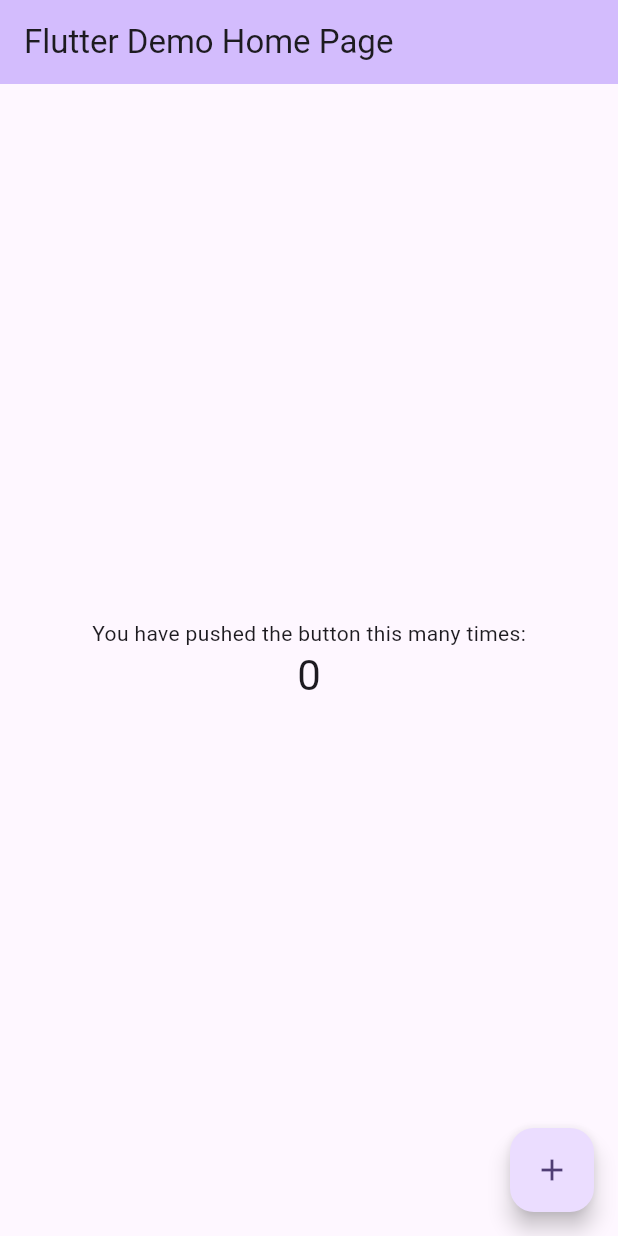
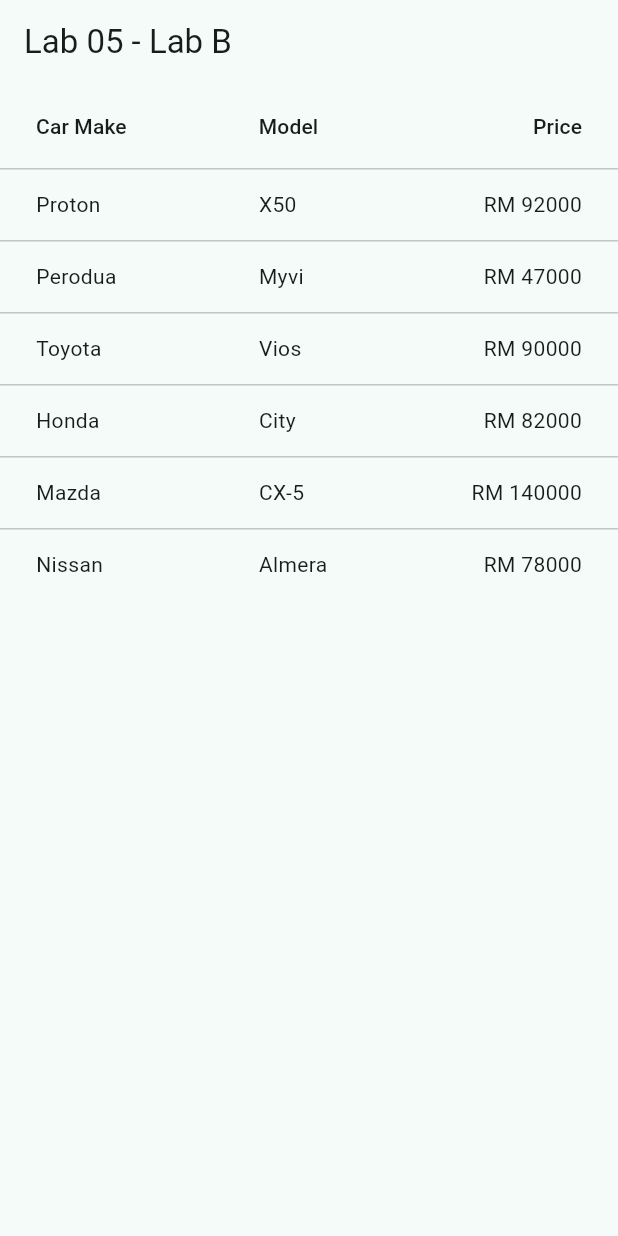
Before and after one commit to Daniellathet/TMA3084_G02_102506_Lab05_Lesson07, a Flutter app: the screen it shows after launch, on a phone screen of 412 x 824 dp. Run offline on Flutter 3.47's test engine with Material 3 defaults, Android fonts, the phone set to English and light mode, and no system bars.

Commit message:
Add Lab B: DataTable with built-in sorting

```diff
--- a/lab_b_datatable/lib/main.dart
+++ b/lab_b_datatable/lib/main.dart
@@ -7,115 +7,104 @@ void main() {
 class MyApp extends StatelessWidget {
   const MyApp({super.key});
 
-  // This widget is the root of your application.
   @override
   Widget build(BuildContext context) {
     return MaterialApp(
-      title: 'Flutter Demo',
-      theme: ThemeData(
-        // This is the theme of your application.
-        //
-        // TRY THIS: Try running your application with "flutter run". You'll see
-        // the application has a purple toolbar. Then, without quitting the app,
-        // try changing the seedColor in the colorScheme below to Colors.green
-        // and then invoke "hot reload" (save your changes or press the "hot
-        // reload" button in a Flutter-supported IDE, or press "r" if you used
-        // the command line to start the app).
-        //
-        // Notice that the counter didn't reset back to zero; the application
-        // state is not lost during the reload. To reset the state, use hot
-        // restart instead.
-        //
-        // This works for code too, not just values: Most code changes can be
-        // tested with just a hot reload.
-        colorScheme: .fromSeed(seedColor: Colors.deepPurple),
-      ),
-      home: const MyHomePage(title: 'Flutter Demo Home Page'),
+      title: 'Lab 05 Lab B',
+      debugShowCheckedModeBanner: false,
+      theme: ThemeData(colorSchemeSeed: Colors.teal, useMaterial3: true),
+      home: const CarTablePage(),
     );
   }
 }
 
-class MyHomePage extends StatefulWidget {
-  const MyHomePage({super.key, required this.title});
+class Car {
+  const Car({required this.make, required this.model, required this.price});
 
-  // This widget is the home page of your application. It is stateful, meaning
-  // that it has a State object (defined below) that contains fields that affect
-  // how it looks.
+  final String make;
+  final String model;
+  final int price;
+}
 
-  // This class is the configuration for the state. It holds the values (in this
-  // case the title) provided by the parent (in this case the App widget) and
-  // used by the build method of the State. Fields in a Widget subclass are
-  // always marked "final".
-
-  final String title;
+class CarTablePage extends StatefulWidget {
+  const CarTablePage({super.key});
 
   @override
-  State<MyHomePage> createState() => _MyHomePageState();
+  State<CarTablePage> createState() => _CarTablePageState();
 }
 
-class _MyHomePageState extends State<MyHomePage> {
-  int _counter = 0;
+class _CarTablePageState extends State<CarTablePage> {
+  final List<Car> _cars = [
+    const Car(make: 'Proton', model: 'X50', price: 92000),
+    const Car(make: 'Perodua', model: 'Myvi', price: 47000),
+    const Car(make: 'Toyota', model: 'Vios', price: 90000),
+    const Car(make: 'Honda', model: 'City', price: 82000),
+    const Car(make: 'Mazda', model: 'CX-5', price: 140000),
+    const Car(make: 'Nissan', model: 'Almera', price: 78000),
+  ];
 
-  void _incrementCounter() {
+  int? _sortColumnIndex;
+  bool _sortAscending = true;
+
+  void _sort<T>(
+    Comparable<T> Function(Car car) getField,
+    int columnIndex,
+    bool ascending,
+  ) {
     setState(() {
-      // This call to setState tells the Flutter framework that something has
-      // changed in this State, which causes it to rerun the build method below
-      // so that the display can reflect the updated values. If we changed
-      // _counter without calling setState(), then the build method would not be
-      // called again, and so nothing would appear to happen.
-      _counter++;
+      _cars.sort((a, b) {
+        final aValue = getField(a);
+        final bValue = getField(b);
+        return ascending
+            ? Comparable.compare(aValue, bValue)
+            : Comparable.compare(bValue, aValue);
+      });
+      _sortColumnIndex = columnIndex;
+      _sortAscending = ascending;
     });
   }
 
   @override
   Widget build(BuildContext context) {
-    // This method is rerun every time setState is called, for instance as done
-    // by the _incrementCounter method above.
-    //
-    // The Flutter framework has been optimized to make rerunning build methods
-    // fast, so that you can just rebuild anything that needs updating rather
-    // than having to individually change instances of widgets.
     return Scaffold(
-      appBar: AppBar(
-        // TRY THIS: Try changing the color here to a specific color (to
-        // Colors.amber, perhaps?) and trigger a hot reload to see the AppBar
-        // change color while the other colors stay the same.
-        backgroundColor: Theme.of(context).colorScheme.inversePrimary,
-        // Here we take the value from the MyHomePage object that was created by
-        // the App.build method, and use it to set our appbar title.
-        title: Text(widget.title),
-      ),
-      body: Center(
-        // Center is a layout widget. It takes a single child and positions it
-        // in the middle of the parent.
-        child: Column(
-          // Column is also a layout widget. It takes a list of children and
-          // arranges them vertically. By default, it sizes itself to fit its
-          // children horizontally, and tries to be as tall as its parent.
-          //
-          // Column has various properties to control how it sizes itself and
-          // how it positions its children. Here we use mainAxisAlignment to
-          // center the children vertically; the main axis here is the vertical
-          // axis because Columns are vertical (the cross axis would be
-          // horizontal).
-          //
-          // TRY THIS: Invoke "debug painting" (choose the "Toggle Debug Paint"
-          // action in the IDE, or press "p" in the console), to see the
-          // wireframe for each widget.
-          mainAxisAlignment: .center,
-          children: [
-            const Text('You have pushed the button this many times:'),
-            Text(
-              '$_counter',
-              style: Theme.of(context).textTheme.headlineMedium,
-            ),
-          ],
+      appBar: AppBar(title: const Text('Lab 05 - Lab B')),
+      body: SingleChildScrollView(
+        child: SizedBox(
+          width: double.infinity,
+          child: DataTable(
+            sortColumnIndex: _sortColumnIndex,
+            sortAscending: _sortAscending,
+            columns: [
+              DataColumn(
+                label: const Text('Car Make'),
+                onSort: (columnIndex, ascending) =>
+                    _sort<String>((car) => car.make, columnIndex, ascending),
+              ),
+              DataColumn(
+                label: const Text('Model'),
+                onSort: (columnIndex, ascending) =>
+                    _sort<String>((car) => car.model, columnIndex, ascending),
+              ),
+              DataColumn(
+                label: const Text('Price'),
+                numeric: true,
+                onSort: (columnIndex, ascending) =>
+                    _sort<num>((car) => car.price, columnIndex, ascending),
+              ),
+            ],
+            rows: _cars
+                .map(
+                  (car) => DataRow(
+                    cells: [
+                      DataCell(Text(car.make)),
+                      DataCell(Text(car.model)),
+                      DataCell(Text('RM ${car.price}')),
+                    ],
+                  ),
+                )
+                .toList(),
+          ),
         ),
-      ),
-      floatingActionButton: FloatingActionButton(
-        onPressed: _incrementCounter,
-        tooltip: 'Increment',
-        child: const Icon(Icons.add),
       ),
     );
   }
```
Also changed, not shown: 1 other file.
